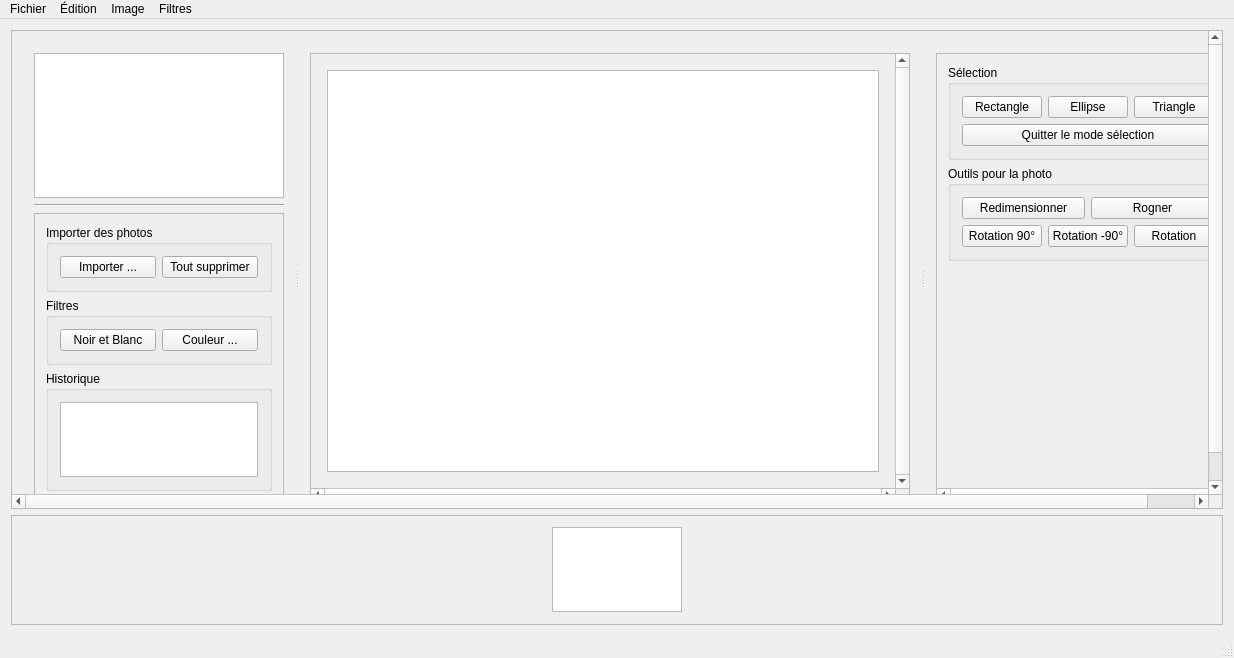
Above: mainwindow.ui from Anthiel/IHM_Qt_M1 before the change. Below: the same form after it.
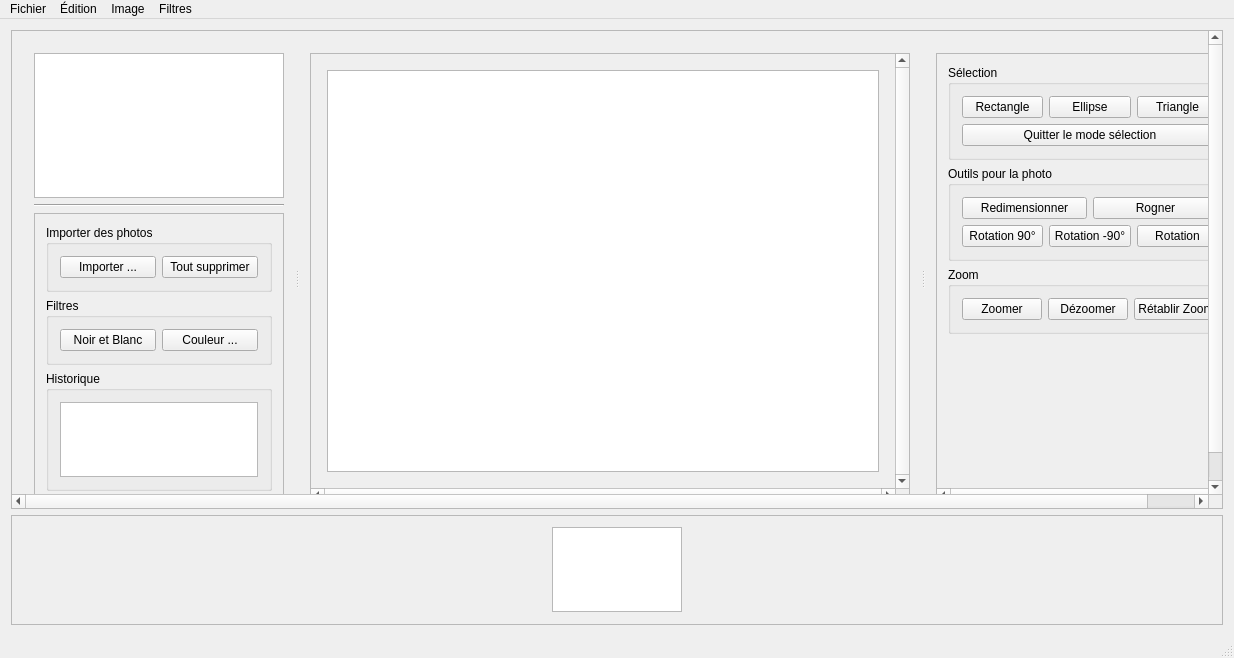
That is the form after the change. Icons and pictures are not drawn. Custom widgets are drawn as their Qt base class.

The edit to the form file:
```diff
--- a/mainwindow.ui
+++ b/mainwindow.ui
@@ -60,7 +60,7 @@
              <x>0</x>
              <y>0</y>
              <width>1210</width>
-             <height>474</height>
+             <height>477</height>
             </rect>
            </property>
            <property name="sizePolicy">
@@ -354,8 +354,8 @@
                     <rect>
                      <x>0</x>
                      <y>0</y>
-                     <width>322</width>
-                     <height>438</height>
+                     <width>298</width>
+                     <height>455</height>
                     </rect>
                    </property>
                    <layout class="QVBoxLayout" name="verticalLayout_6">
@@ -464,6 +464,36 @@
                       </layout>
                      </widget>
                     </item>
+                    <item>
+                     <widget class="QGroupBox" name="groupBox_6">
+                      <property name="title">
+                       <string>Zoom</string>
+                      </property>
+                      <layout class="QHBoxLayout" name="horizontalLayout_7">
+                       <item>
+                        <widget class="QPushButton" name="pushButton_2">
+                         <property name="text">
+                          <string>Zoomer</string>
+                         </property>
+                        </widget>
+                       </item>
+                       <item>
+                        <widget class="QPushButton" name="pushButton_4">
+                         <property name="text">
+                          <string>Dézoomer</string>
+                         </property>
+                        </widget>
+                       </item>
+                       <item>
+                        <widget class="QPushButton" name="pushButton_5">
+                         <property name="text">
+                          <string>Rétablir Zoom</string>
+                         </property>
+                        </widget>
+                       </item>
+                      </layout>
+                     </widget>
+                    </item>
                     <item>
                      <spacer name="verticalSpacer_3">
                       <property name="orientation">
```
Left out of the diff: 34 changed lines with no effect on the pictures.
